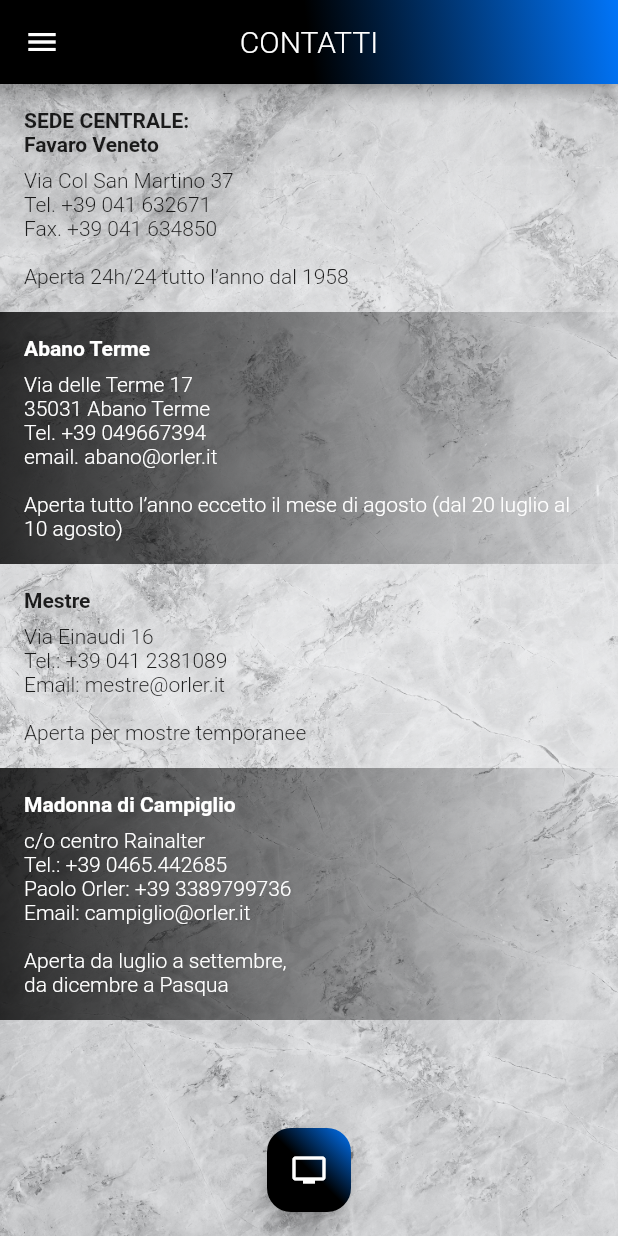
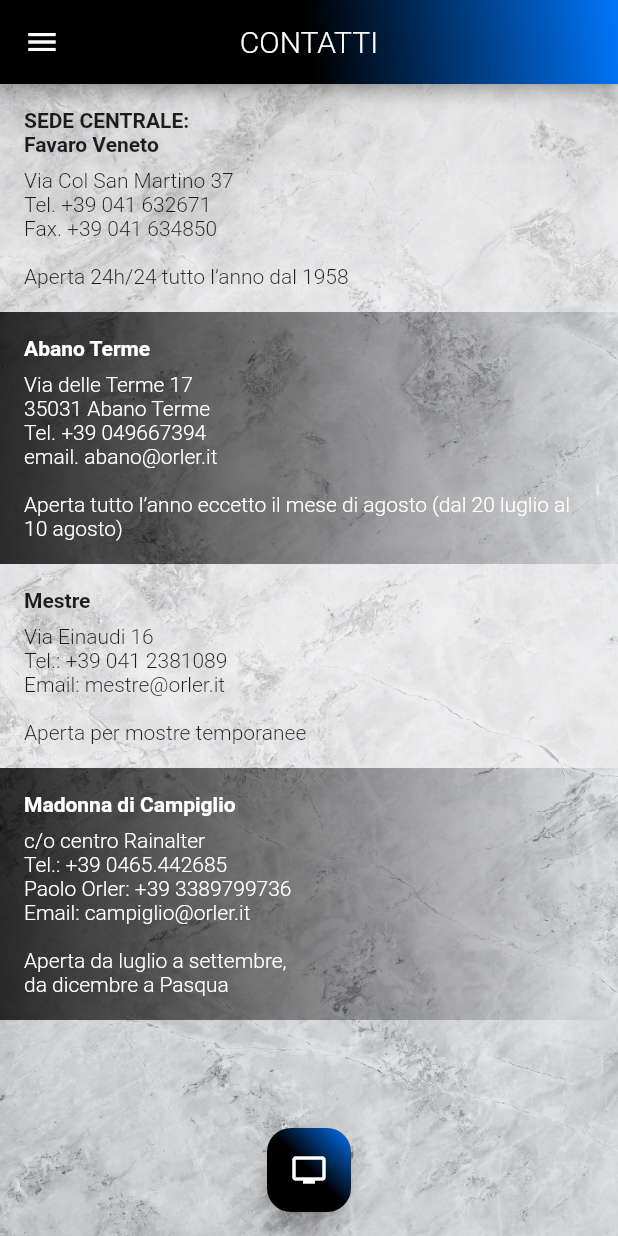
Before and after one commit to jevecafoscari/jeve-orlertv-flutter, a Flutter app: the screen it shows after launch, on a phone screen of 412 x 824 dp. Run offline on Flutter 3.47's test engine with Material 2 defaults, Android fonts, the phone set to English and light mode, and no system bars; our stand-ins replace new_gradient_app_bar, video_player, visibility_detector; missing offline and left inert: swatcher; network calls fail; Roboto replaces fonts that are missing (Montserrat); project files that could hold a hidden picture were left out.

Commit message:
Corretto il colore della schermata dei contatti.

```diff
--- a/lib/interface/widget/contact_list_element.dart
+++ b/lib/interface/widget/contact_list_element.dart
@@ -19,7 +19,7 @@
         gradient: odd
             ? null
             : LinearGradient(colors: <Color>[Colors.black.withOpacity(0.8), Colors.transparent]),
-        color: odd ? Colors.white.withOpacity(0.2) : null,
+        color: odd ? Colors.white.withOpacity(0.4) : null,
       ),
       child: Padding(
         padding: const EdgeInsets.all(16.0),
```
